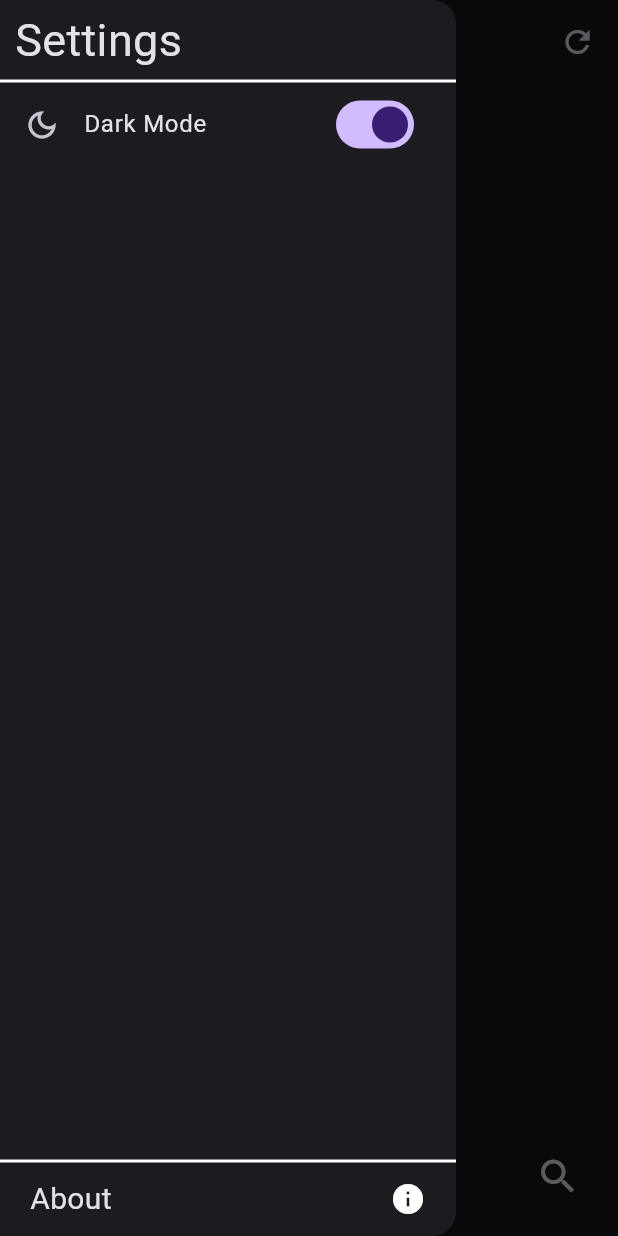
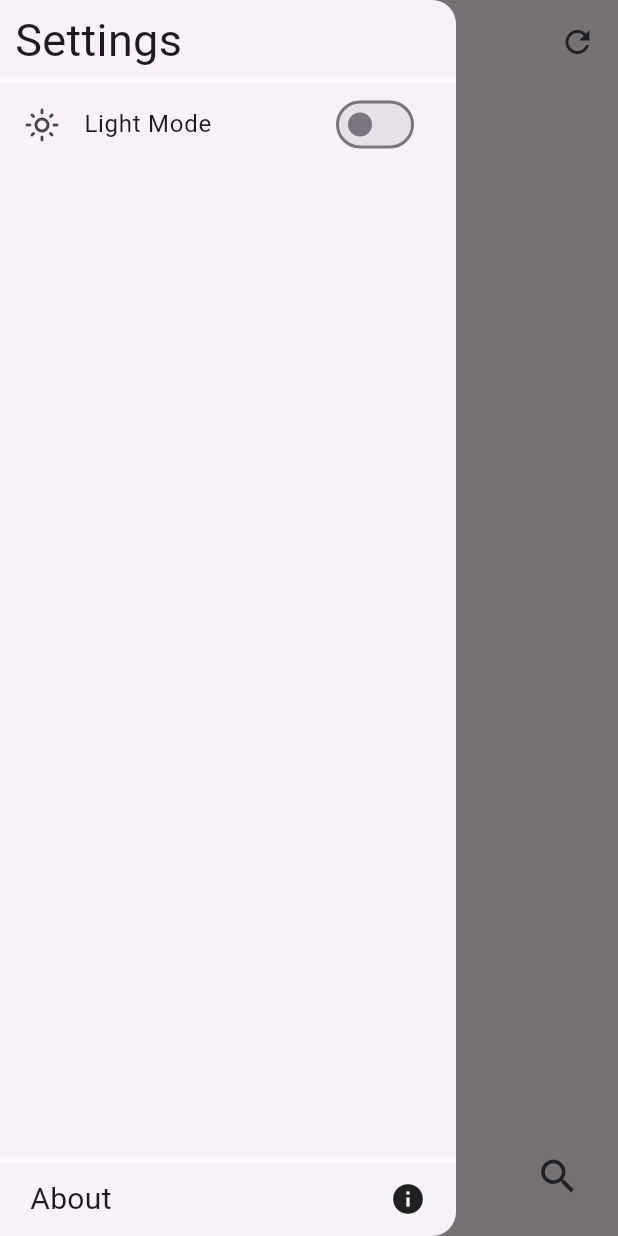
Before and after one commit to Crash285github/yt_playlists_plus, a Flutter app: the screen it shows after launch, with the side drawer open, on a phone screen of 412 x 824 dp. Run offline on Flutter 3.47's test engine with Material 2 defaults, Android fonts, the phone set to English and light mode, and no system bars; our stand-ins replace shared_preferences; missing offline and left inert: youtube_explode_dart.

Commit message:
theme switching working, is being saved

```diff
--- a/lib/main.dart
+++ b/lib/main.dart
@@ -3,11 +3,13 @@ import 'package:yt_playlists_plus/model/playlist/playlist.dart';
 import 'package:yt_playlists_plus/pages/pages_export.dart';
 import 'package:provider/provider.dart';
 import 'package:yt_playlists_plus/persistence/persistence.dart';
+import 'package:yt_playlists_plus/persistence/theme.dart';
 
 void main() {
   runApp(MultiProvider(
     providers: [
       ChangeNotifierProvider(create: (context) => Persistence()),
+      ChangeNotifierProvider(create: (context) => ApplicationTheme()),
     ],
     child: const MainApp(),
   ));
@@ -19,6 +21,7 @@ class MainApp extends StatelessWidget {
 
   @override
   Widget build(BuildContext context) {
+    Provider.of<ApplicationTheme>(context);
     return MaterialApp(
       initialRoute: '/',
       debugShowCheckedModeBanner: false,
@@ -38,7 +41,9 @@ class MainApp extends StatelessWidget {
         }
         return null;
       },
-      theme: ThemeData.dark(useMaterial3: true),
+      theme: ApplicationTheme.get() == ApplicationTheme.light
+          ? ThemeData.light(useMaterial3: true)
+          : ThemeData.dark(useMaterial3: true),
     );
   }
 }
--- a/lib/pages/home_page/drawer.dart
+++ b/lib/pages/home_page/drawer.dart
@@ -1,4 +1,7 @@
 import 'package:flutter/material.dart';
+import 'package:provider/provider.dart';
+import 'package:yt_playlists_plus/persistence/persistence.dart';
+import 'package:yt_playlists_plus/persistence/theme.dart';
 
 class HomePageDrawer extends StatelessWidget {
   const HomePageDrawer({super.key});
@@ -73,7 +76,7 @@ class DrawerSettings extends StatefulWidget {
 }
 
 class _DrawerSettingsState extends State<DrawerSettings> {
-  bool _isDarkModeOn = true;
+  bool _isDarkModeOn = ApplicationTheme.get() == ApplicationTheme.dark;
 
   @override
   Widget build(BuildContext context) {
@@ -86,6 +89,10 @@ class _DrawerSettingsState extends State<DrawerSettings> {
               ? Icons.dark_mode_outlined
               : Icons.light_mode_outlined),
           onChanged: (value) {
+            _isDarkModeOn
+                ? ApplicationTheme.set(ApplicationTheme.light)
+                : ApplicationTheme.set(ApplicationTheme.dark);
+            Persistence.save();
             setState(() {
               _isDarkModeOn = value;
             });
--- a/lib/persistence/persistence.dart
+++ b/lib/persistence/persistence.dart
@@ -1,6 +1,7 @@
 import 'dart:convert';
 import 'package:flutter/material.dart';
 import 'package:shared_preferences/shared_preferences.dart';
+import 'package:yt_playlists_plus/persistence/theme.dart';
 import '../model/playlist/playlist.dart';
 
 ///The Application's Persistent Storage
@@ -43,6 +44,10 @@ class Persistence with ChangeNotifier {
   static Future<void> load() async {
     SharedPreferences prefs = await SharedPreferences.getInstance();
 
+    //theme
+    ApplicationTheme.set(prefs.getInt('theme') ?? 0);
+
+    //playlists
     List<String> val = prefs.getStringList('playlists') ?? [];
     if (val.isEmpty) return;
 
@@ -54,6 +59,10 @@ class Persistence with ChangeNotifier {
   static Future<bool> save() async {
     SharedPreferences prefs = await SharedPreferences.getInstance();
 
+    //theme
+    prefs.setInt('theme', ApplicationTheme.get());
+
+    //playlists
     return prefs.setStringList(
         'playlists', (_playlists.map((e) => jsonEncode(e))).toList());
   }
--- /dev/null
+++ b/lib/persistence/theme.dart
@@ -0,0 +1,25 @@
+import 'package:flutter/material.dart';
+
+///The theme of the Application
+///
+///It implements the Singleton Design Pattern
+class ApplicationTheme extends ChangeNotifier {
+  //Singleton
+  static final ApplicationTheme _instance = ApplicationTheme._internal();
+  ApplicationTheme._internal();
+  factory ApplicationTheme() => _instance;
+
+  static const int light = 0;
+  static const int dark = 1;
+
+  static int _currentTheme = 0;
+  static int get() => _currentTheme;
+
+  ///0 == ApplicationTheme.light
+  ///
+  ///1 == ApplicationTheme.dark
+  static set(int theme) {
+    _currentTheme = theme;
+    _instance.notifyListeners();
+  }
+}
```
